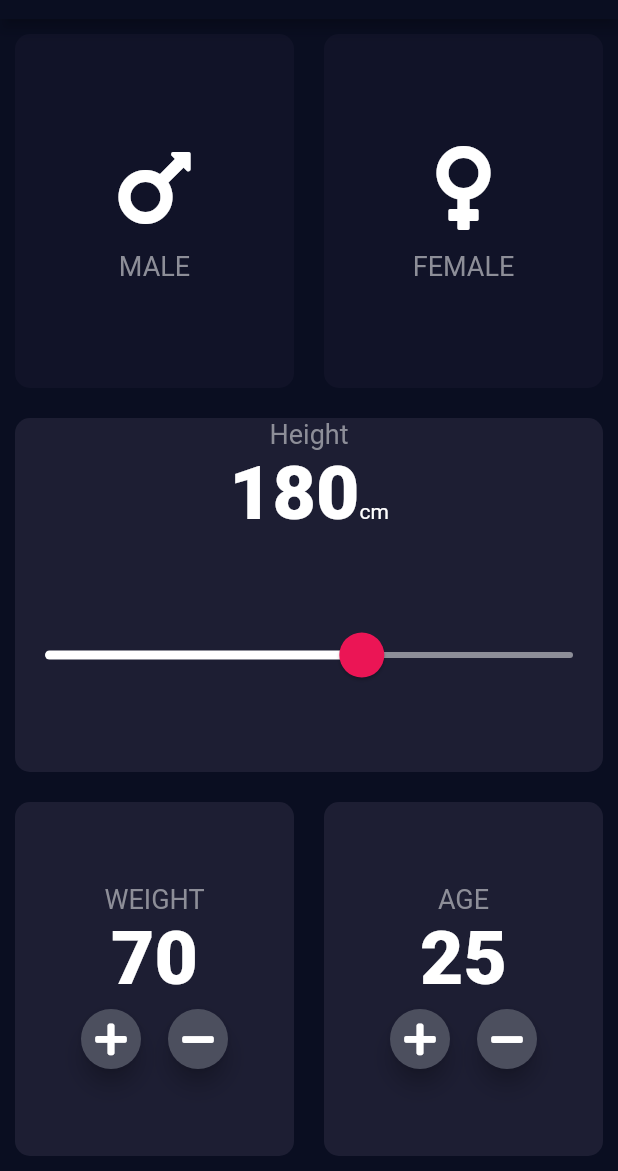
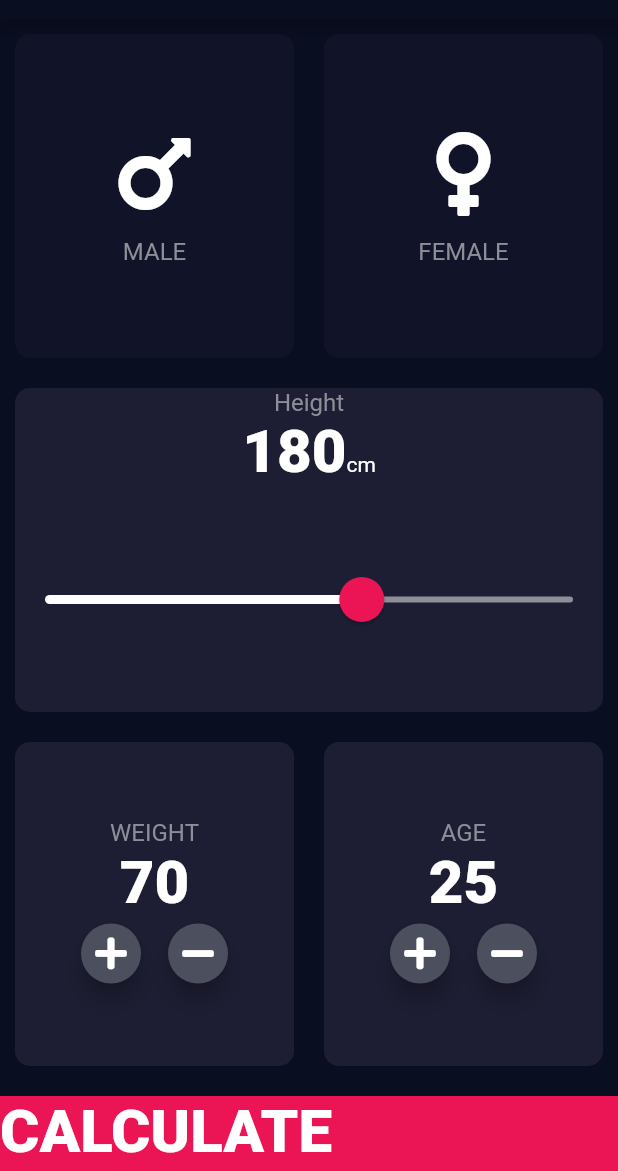
Before and after one commit to ElexandroTorres/BMI-Calculator, a Flutter app: the screen it shows after launch, on a phone screen of 412 x 824 dp, the part 65-1236 px from its top. Run offline on Flutter 3.47's test engine with Material 2 defaults, Android fonts, the phone set to English and light mode, and no system bars; our stand-ins replace font_awesome_flutter.

Commit message:
result screen addeded

```diff
--- a/lib/constants.dart
+++ b/lib/constants.dart
@@ -1,16 +1,16 @@
 import 'package:flutter/material.dart';
 
-const kBottomContainerHeight = 80.0;
+const kBottomContainerHeight = 50.0;
 const kActiveCardColor = Color(0xFF1D1E33);
 const kInactiveCardColor = Color(0xFF111328);
 const kBottomContainerColor = Color(0xFFEB1555);
 
 const kLabelTextStyle = TextStyle(
-  fontSize: 18.0,
+  fontSize: 16.0,
   color: Color(0xFF8D8E98),
 );
 
 const kNumberTextStyle = TextStyle(
-  fontSize: 50.0,
+  fontSize: 40,
   fontWeight: FontWeight.w900,
 );
--- a/lib/input_screen.dart
+++ b/lib/input_screen.dart
@@ -216,6 +216,21 @@ class _InputScreenState extends State<InputScreen> {
               ],
             ),
           ),
+          GestureDetector(
+            onTap: () {
+              Navigator.pushNamed(context, '/result');
+            },
+            child: Container(
+              child: Text(
+                'CALCULATE',
+                style: kNumberTextStyle,
+              ),
+              color: kBottomContainerColor,
+              margin: EdgeInsets.only(top: 10.0),
+              width: double.infinity,
+              height: kBottomContainerHeight,
+            ),
+          ),
         ],
       ),
     );
--- a/lib/main.dart
+++ b/lib/main.dart
@@ -1,3 +1,4 @@
+import 'package:bmi_calculator/results_screen.dart';
 import 'package:flutter/material.dart';
 import 'input_screen.dart';
 
@@ -7,6 +8,11 @@ class BMICalculator extends StatelessWidget {
   @override
   Widget build(BuildContext context) {
     return MaterialApp(
+      initialRoute: '/',
+      routes: {
+        '/': (context) => InputScreen(),
+        '/result': (context) => ResultScreen()
+      },
       theme: ThemeData.dark().copyWith(
         primaryColor: Color(0xFF0A0E21),
         scaffoldBackgroundColor: Color(0xFF0A0E21),
@@ -25,7 +31,6 @@ class BMICalculator extends StatelessWidget {
         ),
       ),
       */
-      home: InputScreen(),
     );
   }
 }
```
Also changed, not shown: lib/results_screen.dart (added, +15 -0 lines).
